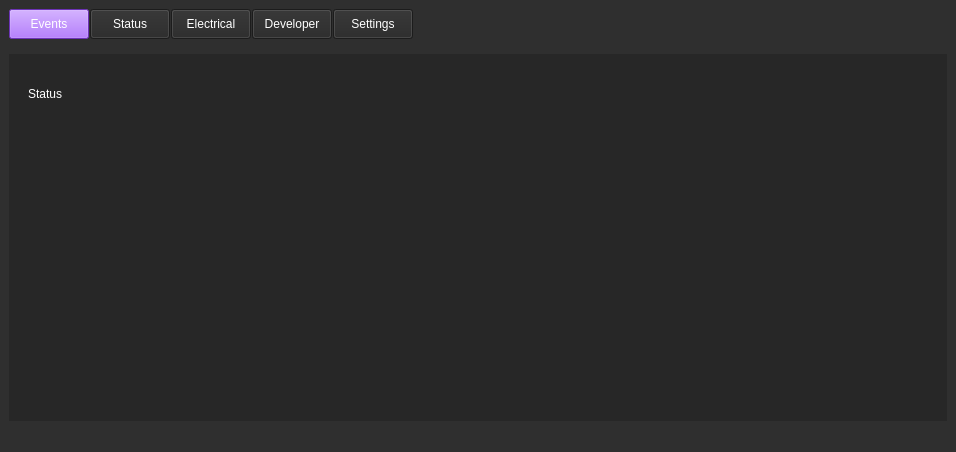
Team-Controller-NAU/Controller, file weapon-system-support-software/mainwindow.ui: the form before one commit.
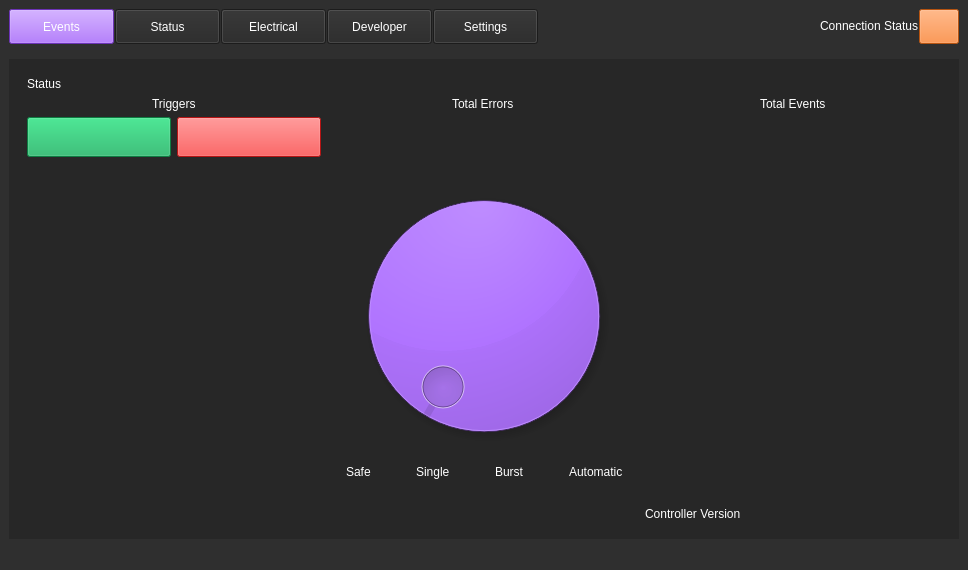
The form after the commit. The open tabs and pages were chosen to show the change.

Commit message:
Updated Status Page Layout (issues 20, 56, 58)
Updated the status page to have a layout and made a few changes to the GUI (Bigger buttons on the top row and added connection status to top)

What changed in the file:
```diff
--- a/weapon-system-support-software/mainwindow.ui
+++ b/weapon-system-support-software/mainwindow.ui
@@ -6,8 +6,8 @@
    <rect>
     <x>0</x>
     <y>0</y>
-    <width>956</width>
-    <height>452</height>
+    <width>968</width>
+    <height>570</height>
    </rect>
   </property>
   <property name="minimumSize">
@@ -34,11 +34,11 @@
     </sizepolicy>
    </property>
    <layout class="QVBoxLayout" name="verticalLayout_2">
-    <item alignment="Qt::AlignLeft">
+    <item alignment="Qt::AlignTop">
      <widget class="QWidget" name="ButtonWidget" native="true">
       <property name="minimumSize">
        <size>
-        <width>0</width>
+        <width>668</width>
         <height>0</height>
        </size>
       </property>
@@ -48,9 +48,12 @@
         <height>16777215</height>
        </size>
       </property>
-      <layout class="QGridLayout" name="gridLayout">
+      <layout class="QHBoxLayout" name="horizontalLayout_3">
+       <property name="spacing">
+        <number>1</number>
+       </property>
        <property name="sizeConstraint">
-        <enum>QLayout::SetFixedSize</enum>
+        <enum>QLayout::SetMaximumSize</enum>
        </property>
        <property name="leftMargin">
         <number>0</number>
@@ -64,87 +67,12 @@
        <property name="bottomMargin">
         <number>9</number>
        </property>
-       <property name="horizontalSpacing">
-        <number>1</number>
-       </property>
-       <item row="0" column="1" alignment="Qt::AlignLeft|Qt::AlignTop">
-        <widget class="QPushButton" name="StatusPageButton">
-         <property name="minimumSize">
-          <size>
-           <width>80</width>
-           <height>30</height>
-          </size>
-         </property>
-         <property name="maximumSize">
-          <size>
-           <width>16777215</width>
-           <height>25</height>
-          </size>
-         </property>
-         <property name="styleSheet">
-          <string notr="true">color: rgb(255, 255, 255);
-background-color: rgb(39, 39, 39);
-border-color: rgb(255, 255, 255);</string>
-         </property>
-         <property name="text">
-          <string>Status</string>
-         </property>
-        </widget>
-       </item>
-       <item row="0" column="4" alignment="Qt::AlignLeft|Qt::AlignTop">
-        <widget class="QPushButton" name="SettingsPageButton">
-         <property name="minimumSize">
-          <size>
-           <width>80</width>
-           <height>30</height>
-          </size>
-         </property>
-         <property name="maximumSize">
-          <size>
-           <width>16777215</width>
-           <height>25</height>
-          </size>
-         </property>
-         <property name="styleSheet">
-          <string notr="true">color: rgb(255, 255, 255);
-background-color: rgb(39, 39, 39);
-border-color: rgb(255, 255, 255);</string>
-         </property>
-         <property name="text">
-          <string>Settings</string>
-         </property>
-        </widget>
-       </item>
-       <item row="0" column="3" alignment="Qt::AlignLeft|Qt::AlignTop">
-        <widget class="QPushButton" name="DevPageButton">
-         <property name="minimumSize">
-          <size>
-           <width>80</width>
-           <height>30</height>
-          </size>
-         </property>
-         <property name="maximumSize">
-          <size>
-           <width>16777215</width>
-           <height>25</height>
-          </size>
-         </property>
-         <property name="styleSheet">
-          <string notr="true">color: rgb(255, 255, 255);
-background-color: rgb(39, 39, 39);
-border-color: rgb(255, 255, 255);</string>
-         </property>
-         <property name="text">
-          <string>Developer</string>
-         </property>
-        </widget>
-       </item>
-       <item row="0" column="0" alignment="Qt::AlignLeft|Qt::AlignTop">
+       <item alignment="Qt::AlignLeft|Qt::AlignVCenter">
         <widget class="QPushButton" name="EventsPageButton">
          <property name="minimumSize">
           <size>
-           <width>8</width>
-           <height>30</height>
+           <width>105</width>
+           <height>35</height>
           </size>
          </property>
          <property name="maximumSize">
@@ -163,7 +91,32 @@
          </property>
         </widget>
        </item>
-       <item row="0" column="2" alignment="Qt::AlignLeft|Qt::AlignTop">
+       <item alignment="Qt::AlignLeft|Qt::AlignVCenter">
+        <widget class="QPushButton" name="StatusPageButton">
+         <property name="minimumSize">
+          <size>
+           <width>105</width>
+           <height>35</height>
+          </size>
+         </property>
+         <property name="maximumSize">
+          <size>
+           <width>16777215</width>
+           <height>25</height>
+          </size>
+         </property>
+         <property name="styleSheet">
+          <string notr="true">color: rgb(255, 255, 255);
+background-color: rgb(39, 39, 39);
+border-color: rgb(255, 255, 255);
+font: 14pt &quot;Segoe UI&quot;;</string>
+         </property>
+         <property name="text">
+          <string>Status</string>
+         </property>
+        </widget>
+       </item>
+       <item alignment="Qt::AlignLeft|Qt::AlignVCenter">
         <widget class="QPushButton" name="ElectricalPageButton">
          <property name="sizePolicy">
           <sizepolicy hsizetype="Minimum" vsizetype="Fixed">
@@ -173,8 +126,8 @@
          </property>
          <property name="minimumSize">
           <size>
-           <width>80</width>
-           <height>30</height>
+           <width>105</width>
+           <height>35</height>
           </size>
          </property>
          <property name="maximumSize">
@@ -193,6 +146,108 @@
          </property>
         </widget>
        </item>
+       <item alignment="Qt::AlignLeft|Qt::AlignVCenter">
+        <widget class="QPushButton" name="DevPageButton">
+         <property name="minimumSize">
+          <size>
+           <width>105</width>
+           <height>35</height>
+          </size>
+         </property>
+         <property name="maximumSize">
+          <size>
+           <width>16777215</width>
+           <height>25</height>
+          </size>
+         </property>
+         <property name="styleSheet">
+          <string notr="true">color: rgb(255, 255, 255);
+background-color: rgb(39, 39, 39);
+border-color: rgb(255, 255, 255);
+font: 16pt &quot;Segoe UI&quot;;</string>
+         </property>
+         <property name="text">
+          <string>Developer</string>
+         </property>
+        </widget>
+       </item>
+       <item alignment="Qt::AlignLeft|Qt::AlignVCenter">
+        <widget class="QPushButton" name="SettingsPageButton">
+         <property name="minimumSize">
+          <size>
+           <width>105</width>
+           <height>35</height>
+          </size>
+         </property>
+         <property name="maximumSize">
+          <size>
+           <width>16777215</width>
+           <height>25</height>
+          </size>
+         </property>
+         <property name="styleSheet">
+          <string notr="true">color: rgb(255, 255, 255);
+background-color: rgb(39, 39, 39);
+border-color: rgb(255, 255, 255);
+font: 16pt &quot;Segoe UI&quot;;</string>
+         </property>
+         <property name="text">
+          <string>Settings</string>
+         </property>
+        </widget>
+       </item>
+       <item>
+        <spacer name="horizontalSpacer_9">
+         <property name="orientation">
+          <enum>Qt::Horizontal</enum>
+         </property>
+         <property name="sizeHint" stdset="0">
+          <size>
+           <width>40</width>
+           <height>20</height>
+          </size>
+         </property>
+        </spacer>
+       </item>
+       <item alignment="Qt::AlignRight|Qt::AlignVCenter">
+        <widget class="QLabel" name="label_2">
+         <property name="sizePolicy">
+          <sizepolicy hsizetype="Expanding" vsizetype="Expanding">
+           <horstretch>0</horstretch>
+           <verstretch>0</verstretch>
+          </sizepolicy>
+         </property>
+         <property name="layoutDirection">
+          <enum>Qt::LeftToRight</enum>
+         </property>
+         <property name="styleSheet">
+          <string notr="true">color: rgb(255, 255, 255);
+font: 16pt &quot;Segoe UI&quot;;</string>
+         </property>
+         <property name="text">
+          <string>Connection Status</string>
+         </property>
+        </widget>
+       </item>
+       <item>
+        <widget class="QPushButton" name="pushButton">
+         <property name="maximumSize">
+          <size>
+           <width>50</width>
+           <height>35</height>
+          </size>
+         </property>
+         <property name="styleSheet">
+          <string notr="true">color: rgb(255, 255, 255);
+background-color: #FF7518;
+border-color: rgb(255, 255, 255);
+font: 16pt &quot;Segoe UI&quot;;</string>
+         </property>
+         <property name="text">
+          <string/>
+         </property>
+        </widget>
+       </item>
       </layout>
      </widget>
     </item>
@@ -1458,35 +1513,505 @@
             </layout>
            </widget>
            <widget class="QWidget" name="Status_Page">
-            <widget class="QLabel" name="label_3">
-             <property name="geometry">
-              <rect>
-               <x>10</x>
-               <y>10</y>
-               <width>101</width>
-               <height>41</height>
-              </rect>
-             </property>
-             <property name="sizePolicy">
-              <sizepolicy hsizetype="Preferred" vsizetype="Preferred">
-               <horstretch>0</horstretch>
-               <verstretch>0</verstretch>
-              </sizepolicy>
-             </property>
-             <property name="maximumSize">
-              <size>
-               <width>16777215</width>
-               <height>16777215</height>
-              </size>
-             </property>
-             <property name="styleSheet">
-              <string notr="true">color: rgb(255, 255, 255);
+            <layout class="QGridLayout" name="gridLayout_6">
+             <item row="0" column="0" alignment="Qt::AlignLeft|Qt::AlignTop">
+              <widget class="QLabel" name="statusTitleLabel">
+               <property name="sizePolicy">
+                <sizepolicy hsizetype="Preferred" vsizetype="Preferred">
+                 <horstretch>0</horstretch>
+                 <verstretch>0</verstretch>
+                </sizepolicy>
+               </property>
+               <property name="maximumSize">
+                <size>
+                 <width>16777215</width>
+                 <height>35</height>
+                </size>
+               </property>
+               <property name="styleSheet">
+                <string notr="true">color: rgb(255, 255, 255);
 font: 700 24pt &quot;Segoe UI&quot;;</string>
-             </property>
-             <property name="text">
-              <string>Status</string>
-             </property>
-            </widget>
+               </property>
+               <property name="text">
+                <string>Status</string>
+               </property>
+              </widget>
+             </item>
+             <item row="2" column="2" alignment="Qt::AlignHCenter|Qt::AlignTop">
+              <widget class="QTextEdit" name="statusErrorOutput">
+               <property name="sizePolicy">
+                <sizepolicy hsizetype="Fixed" vsizetype="Fixed">
+                 <horstretch>0</horstretch>
+                 <verstretch>0</verstretch>
+                </sizepolicy>
+               </property>
+               <property name="minimumSize">
+                <size>
+                 <width>296</width>
+                 <height>0</height>
+                </size>
+               </property>
+               <property name="maximumSize">
+                <size>
+                 <width>296</width>
+                 <height>50</height>
+                </size>
+               </property>
+               <property name="styleSheet">
+                <string notr="true">color: rgb(255, 255, 255);
+background-color: rgb(39, 39, 39);
+border: none;
+font: 20pt &quot;Segoe UI&quot;;</string>
+               </property>
+              </widget>
+             </item>
+             <item row="1" column="2" alignment="Qt::AlignHCenter|Qt::AlignTop">
+              <widget class="QLabel" name="statusErrorLabel">
+               <property name="sizePolicy">
+                <sizepolicy hsizetype="Fixed" vsizetype="Fixed">
+                 <horstretch>0</horstretch>
+                 <verstretch>0</verstretch>
+                </sizepolicy>
+               </property>
+               <property name="maximumSize">
+                <size>
+                 <width>296</width>
+                 <height>16777215</height>
+                </size>
+               </property>
+               <property name="styleSheet">
+                <string notr="true">color: rgb(255, 255, 255);
+font: 20pt &quot;Segoe UI&quot;;</string>
+               </property>
+               <property name="text">
+                <string>Total Errors</string>
+               </property>
+              </widget>
+             </item>
+             <item row="2" column="4" alignment="Qt::AlignHCenter|Qt::AlignTop">
+              <widget class="QTextEdit" name="statusEventOutput">
+               <property name="sizePolicy">
+                <sizepolicy hsizetype="Fixed" vsizetype="Fixed">
+                 <horstretch>0</horstretch>
+                 <verstretch>0</verstretch>
+                </sizepolicy>
+               </property>
+               <property name="minimumSize">
+                <size>
+                 <width>296</width>
+                 <height>0</height>
+                </size>
+               </property>
+               <property name="maximumSize">
+                <size>
+                 <width>296</width>
+                 <height>50</height>
+                </size>
+               </property>
+               <property name="styleSheet">
+                <string notr="true">color: rgb(255, 255, 255);
+background-color: rgb(39, 39, 39);
+border: none;
+font: 20pt &quot;Segoe UI&quot;;</string>
+               </property>
+              </widget>
+             </item>
+             <item row="3" column="0" colspan="5">
+              <widget class="QDial" name="feedPosition">
+               <property name="sizePolicy">
+                <sizepolicy hsizetype="Expanding" vsizetype="Expanding">
+                 <horstretch>20</horstretch>
+                 <verstretch>20</verstretch>
+                </sizepolicy>
+               </property>
+               <property name="minimumSize">
+                <size>
+                 <width>200</width>
+                 <height>200</height>
+                </size>
+               </property>
+               <property name="styleSheet">
+                <string notr="true">color: rgb(255, 255, 255);
+background-color: #9747FF;
+border-color: rgb(255, 255, 255);</string>
+               </property>
+              </widget>
+             </item>
+             <item row="6" column="4">
+              <layout class="QHBoxLayout" name="controllerVersion">
+               <item>
+                <spacer name="horizontalSpacer_6">
+                 <property name="orientation">
+                  <enum>Qt::Horizontal</enum>
+                 </property>
+                 <property name="sizeHint" stdset="0">
+                  <size>
+                   <width>40</width>
+                   <height>20</height>
+                  </size>
+                 </property>
+                </spacer>
+               </item>
+               <item alignment="Qt::AlignRight|Qt::AlignBottom">
+                <widget class="QLabel" name="versionLabel">
+                 <property name="sizePolicy">
+                  <sizepolicy hsizetype="Expanding" vsizetype="Expanding">
+                   <horstretch>0</horstretch>
+                   <verstretch>0</verstretch>
+                  </sizepolicy>
+                 </property>
+                 <property name="maximumSize">
+                  <size>
+                   <width>105</width>
+                   <height>20</height>
+                  </size>
+                 </property>
+                 <property name="styleSheet">
+                  <string notr="true">color: rgb(255, 255, 255);
+font: 10pt &quot;Segoe UI&quot;;</string>
+                 </property>
+                 <property name="text">
+                  <string>Controller Version</string>
+                 </property>
+                </widget>
+               </item>
+               <item alignment="Qt::AlignRight|Qt::AlignBottom">
+                <widget class="QTextEdit" name="versionOutput">
+                 <property name="minimumSize">
+                  <size>
+                   <width>0</width>
+                   <height>30</height>
+                  </size>
+                 </property>
+                 <property name="maximumSize">
+                  <size>
+                   <width>16777215</width>
+                   <height>30</height>
+                  </size>
+                 </property>
+                 <property name="styleSheet">
+                  <string notr="true">color: rgb(255, 255, 255);
+background-color: rgb(39, 39, 39);
+border: none;
+font: 12pt &quot;Segoe UI&quot;;</string>
+                 </property>
+                </widget>
+               </item>
+              </layout>
+             </item>
+             <item row="2" column="0">
+              <layout class="QHBoxLayout" name="triggerOutputs">
+               <item alignment="Qt::AlignTop">
+                <widget class="QPushButton" name="triggerTempGreen">
+                 <property name="sizePolicy">
+                  <sizepolicy hsizetype="Fixed" vsizetype="Fixed">
+                   <horstretch>0</horstretch>
+                   <verstretch>0</verstretch>
+                  </sizepolicy>
+                 </property>
+                 <property name="minimumSize">
+                  <size>
+                   <width>144</width>
+                   <height>40</height>
+                  </size>
+                 </property>
+                 <property name="maximumSize">
+                  <size>
+                   <width>16777215</width>
+                   <height>40</height>
+                  </size>
+                 </property>
+                 <property name="styleSheet">
+                  <string notr="true">color: rgb(255, 255, 255);
+background-color: #14AE5C;
+border-color: rgb(255, 255, 255);</string>
+                 </property>
+                 <property name="text">
+                  <string/>
+                 </property>
+                </widget>
+               </item>
+               <item alignment="Qt::AlignTop">
+                <widget class="QPushButton" name="triggerTempRed">
+                 <property name="sizePolicy">
+                  <sizepolicy hsizetype="Fixed" vsizetype="Fixed">
+                   <horstretch>0</horstretch>
+                   <verstretch>0</verstretch>
+                  </sizepolicy>
+                 </property>
+                 <property name="minimumSize">
+                  <size>
+                   <width>144</width>
+                   <height>40</height>
+                  </size>
+                 </property>
+                 <property name="maximumSize">
+                  <size>
+                   <width>16777215</width>
+                   <height>40</height>
+                  </size>
+                 </property>
+                 <property name="styleSheet">
+                  <string notr="true">color: rgb(255, 255, 255);
+background-color: #FE1C1C;
+border-color: rgb(255, 255, 255);</string>
+                 </property>
+                 <property name="text">
+                  <string/>
+                 </property>
+                </widget>
+               </item>
+              </layout>
+             </item>
+             <item row="1" column="4" alignment="Qt::AlignHCenter|Qt::AlignTop">
+              <widget class="QLabel" name="statusEventLabel">
+               <property name="sizePolicy">
+                <sizepolicy hsizetype="Fixed" vsizetype="Fixed">
+                 <horstretch>0</horstretch>
+                 <verstretch>0</verstretch>
+                </sizepolicy>
+               </property>
+               <property name="maximumSize">
+                <size>
+                 <width>296</width>
+                 <height>16777215</height>
+                </size>
+               </property>
+               <property name="styleSheet">
+                <string notr="true">color: rgb(255, 255, 255);
+font: 20pt &quot;Segoe UI&quot;;</string>
+               </property>
+               <property name="text">
+                <string>Total Events</string>
+               </property>
+              </widget>
+             </item>
+             <item row="1" column="0" alignment="Qt::AlignHCenter|Qt::AlignTop">
+              <widget class="QLabel" name="triggerLabel">
+               <property name="sizePolicy">
+                <sizepolicy hsizetype="Fixed" vsizetype="Fixed">
+                 <horstretch>0</horstretch>
+                 <verstretch>0</verstretch>
+                </sizepolicy>
+               </property>
+               <property name="maximumSize">
+                <size>
+                 <width>296</width>
+                 <height>16777215</height>
+                </size>
+               </property>
+               <property name="styleSheet">
+                <string notr="true">color: rgb(255, 255, 255);
+font: 20pt &quot;Segoe UI&quot;;</string>
+               </property>
+               <property name="text">
+                <string>Triggers</string>
+               </property>
+              </widget>
+             </item>
+             <item row="5" column="0" colspan="5">
+              <layout class="QHBoxLayout" name="horizontalLayout_4">
+               <property name="spacing">
+                <number>0</number>
+               </property>
+               <property name="sizeConstraint">
+                <enum>QLayout::SetDefaultConstraint</enum>
+               </property>
+               <item>
+                <spacer name="horizontalSpacer">
+                 <property name="orientation">
+                  <enum>Qt::Horizontal</enum>
+                 </property>
+                 <property name="sizeHint" stdset="0">
+                  <size>
+                   <width>40</width>
+                   <height>20</height>
+                  </size>
+                 </property>
+                </spacer>
+               </item>
+               <item alignment="Qt::AlignHCenter|Qt::AlignTop">
+                <widget class="QLabel" name="safeLabel">
+                 <property name="sizePolicy">
+                  <sizepolicy hsizetype="Expanding" vsizetype="Fixed">
+                   <horstretch>0</horstretch>
+                   <verstretch>0</verstretch>
+                  </sizepolicy>
+                 </property>
+                 <property name="maximumSize">
+                  <size>
+                   <width>16777215</width>
+                   <height>16777215</height>
+                  </size>
+                 </property>
+                 <property name="styleSheet">
+                  <string notr="true">color: rgb(255, 255, 255);
+font: 20pt &quot;Segoe UI&quot;;</string>
+                 </property>
+                 <property name="text">
+                  <string>Safe</string>
+                 </property>
+                </widget>
+               </item>
+               <item>
+                <spacer name="horizontalSpacer_3">
+                 <property name="orientation">
+                  <enum>Qt::Horizontal</enum>
+                 </property>
+                 <property name="sizeType">
+                  <enum>QSizePolicy::Fixed</enum>
+                 </property>
+                 <property name="sizeHint" stdset="0">
+                  <size>
+                   <width>45</width>
+                   <height>20</height>
+                  </size>
+                 </property>
+                </spacer>
+               </item>
+               <item alignment="Qt::AlignHCenter|Qt::AlignTop">
+                <widget class="QLabel" name="singleLabel">
+                 <property name="sizePolicy">
+                  <sizepolicy hsizetype="Expanding" vsizetype="Fixed">
+                   <horstretch>0</horstretch>
+                   <verstretch>0</verstretch>
+                  </sizepolicy>
+                 </property>
+                 <property name="maximumSize">
+                  <size>
+                   <width>16777215</width>
+                   <height>16777215</height>
+                  </size>
+                 </property>
+                 <property name="styleSheet">
+                  <string notr="true">color: rgb(255, 255, 255);
+font: 20pt &quot;Segoe UI&quot;;</string>
+                 </property>
+                 <property name="text">
+                  <string>Single</string>
+                 </property>
+                </widget>
+               </item>
+               <item>
+                <spacer name="horizontalSpacer_4">
+                 <property name="orientation">
+                  <enum>Qt::Horizontal</enum>
+                 </property>
+                 <property name="sizeType">
+                  <enum>QSizePolicy::Fixed</enum>
+                 </property>
+                 <property name="sizeHint" stdset="0">
+                  <size>
+                   <width>45</width>
+                   <height>20</height>
+                  </size>
+                 </property>
+                </spacer>
+               </item>
+               <item alignment="Qt::AlignHCenter|Qt::AlignTop">
+                <widget class="QLabel" name="burstLabel">
+                 <property name="sizePolicy">
+                  <sizepolicy hsizetype="Expanding" vsizetype="Fixed">
+                   <horstretch>0</horstretch>
+                   <verstretch>0</verstretch>
+                  </sizepolicy>
+                 </property>
+                 <property name="maximumSize">
+                  <size>
+                   <width>16777215</width>
+                   <height>16777215</height>
+                  </size>
+                 </property>
+                 <property name="styleSheet">
+                  <string notr="true">color: rgb(255, 255, 255);
+font: 20pt &quot;Segoe UI&quot;;</string>
+                 </property>
+                 <property name="text">
+                  <string>Burst</string>
+                 </property>
+                </widget>
+               </item>
+               <item>
+                <spacer name="horizontalSpacer_5">
+                 <property name="orientation">
+                  <enum>Qt::Horizontal</enum>
+                 </property>
+                 <property name="sizeType">
+                  <enum>QSizePolicy::Fixed</enum>
+                 </property>
+                 <property name="sizeHint" stdset="0">
+                  <size>
+                   <width>45</width>
+                   <height>20</height>
+                  </size>
+                 </property>
+                </spacer>
+               </item>
+               <item alignment="Qt::AlignHCenter|Qt::AlignTop">
+                <widget class="QLabel" name="automaticLabel">
+                 <property name="sizePolicy">
+                  <sizepolicy hsizetype="Expanding" vsizetype="Fixed">
+                   <horstretch>0</horstretch>
+                   <verstretch>0</verstretch>
+                  </sizepolicy>
+                 </property>
+                 <property name="maximumSize">
+                  <size>
+                   <width>16777215</width>
+                   <height>16777215</height>
+                  </size>
+                 </property>
+                 <property name="styleSheet">
+                  <string notr="true">color: rgb(255, 255, 255);
+font: 20pt &quot;Segoe UI&quot;;</string>
+                 </property>
+                 <property name="text">
+                  <string>Automatic</string>
+                 </property>
+                </widget>
+               </item>
+               <item>
+                <spacer name="horizontalSpacer_2">
+                 <property name="orientation">
+                  <enum>Qt::Horizontal</enum>
+                 </property>
+                 <property name="sizeHint" stdset="0">
+                  <size>
+                   <width>40</width>
+                   <height>20</height>
+                  </size>
+                 </property>
+                </spacer>
+               </item>
+              </layout>
+             </item>
+             <item row="2" column="1">
+              <spacer name="horizontalSpacer_7">
+               <property name="orientation">
+                <enum>Qt::Horizontal</enum>
+               </property>
+               <property name="sizeHint" stdset="0">
+                <size>
+                 <width>40</width>
+                 <height>20</height>
+                </size>
+               </property>
+              </spacer>
+             </item>
+             <item row="2" column="3">
+              <spacer name="horizontalSpacer_8">
+               <property name="orientation">
+                <enum>Qt::Horizontal</enum>
+               </property>
+               <property name="sizeHint" stdset="0">
+                <size>
+                 <width>40</width>
+                 <height>20</height>
+                </size>
+               </property>
+              </spacer>
+             </item>
+            </layout>
            </widget>
           </widget>
          </item>
```
Left out of the diff: 10 changed lines with no effect on the pictures. The commit also changes 1 other file.
